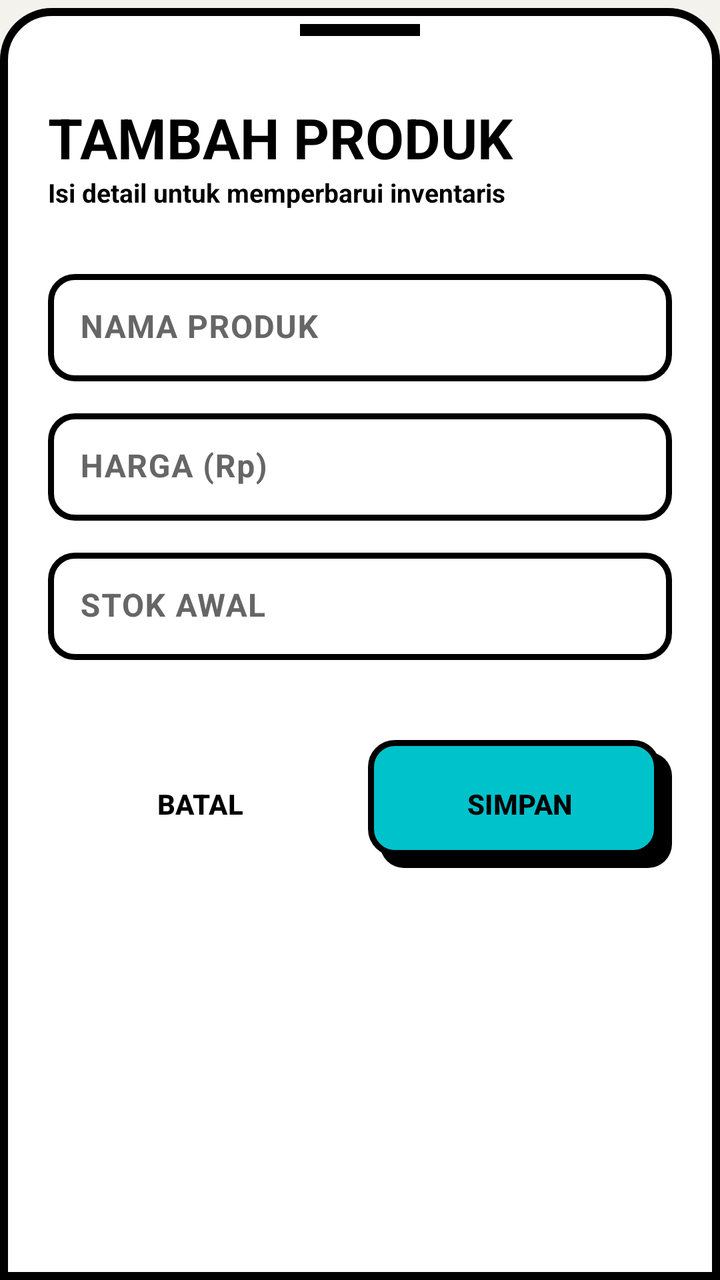
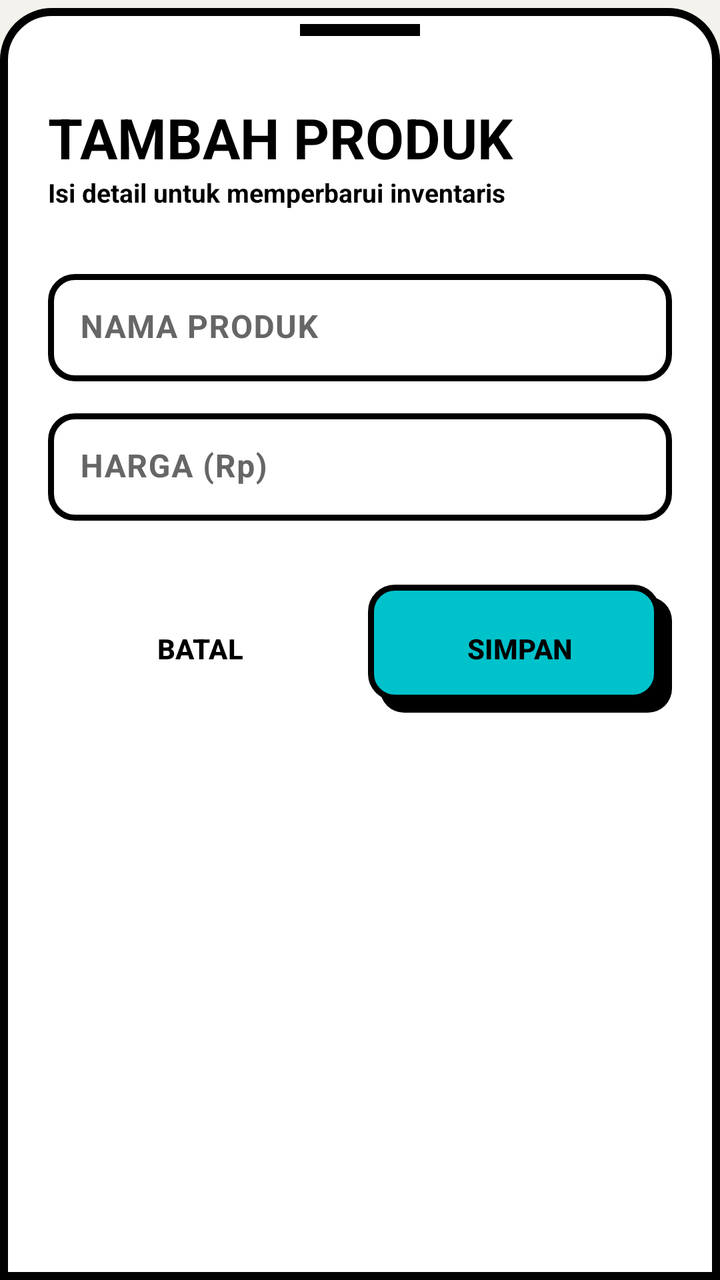

Screens rendered from an Android XML layout before and after an edit, with the pre-edit source and the edit as a unified diff.
<!-- AndroidManifest.xml: application theme Theme.VanishaBakery -->
<!-- res/layout/bottom_sheet_add_produk.xml -->
<?xml version="1.0" encoding="utf-8"?>
<LinearLayout
    xmlns:android="http://schemas.android.com/apk/res/android"
    xmlns:app="http://schemas.android.com/apk/res-auto"
    android:layout_width="match_parent"
    android:layout_height="wrap_content"
    android:orientation="vertical"
    android:paddingTop="12dp"
    android:paddingBottom="40dp"
    android:paddingHorizontal="24dp"
    android:background="@drawable/bg_bottom_sheet_modern">

    <View
        android:layout_width="60dp"
        android:layout_height="6dp"
        android:layout_gravity="center_horizontal"
        android:layout_marginBottom="32dp"
        android:background="@color/black" />

    <TextView
        android:id="@+id/tvTitle"
        android:layout_width="wrap_content"
        android:layout_height="wrap_content"
        android:text="@string/label_tambah_produk"
        android:textColor="@color/black"
        android:textSize="28sp"
        android:textStyle="bold" />

    <TextView
        android:layout_width="wrap_content"
        android:layout_height="wrap_content"
        android:text="Isi detail untuk memperbarui inventaris"
        android:textColor="@color/black"
        android:textSize="13sp"
        android:textStyle="bold"
        android:layout_marginBottom="32dp" />

    <com.google.android.material.textfield.TextInputLayout
        android:id="@+id/tilNamaProduk"
        style="@style/Widget.Vanisha.TextInputLayout.Neo"
        android:layout_width="match_parent"
        android:layout_height="wrap_content"
        android:hint="@string/label_nama_produk"
        android:layout_marginBottom="16dp">

        <com.google.android.material.textfield.TextInputEditText
            android:id="@+id/etNamaProduk"
            android:layout_width="match_parent"
            android:layout_height="wrap_content"
            android:inputType="textCapWords"
            android:textColor="@color/black"
            android:textStyle="bold"
            android:padding="16dp"
            android:background="@drawable/bg_neo_input" />
    </com.google.android.material.textfield.TextInputLayout>

    <com.google.android.material.textfield.TextInputLayout
        android:id="@+id/tilHargaProduk"
        style="@style/Widget.Vanisha.TextInputLayout.Neo"
        android:layout_width="match_parent"
        android:layout_height="wrap_content"
        android:hint="@string/label_harga_produk"
        android:layout_marginBottom="16dp">

        <com.google.android.material.textfield.TextInputEditText
            android:id="@+id/etHargaProduk"
            android:layout_width="match_parent"
            android:layout_height="wrap_content"
            android:inputType="number"
            android:textColor="@color/black"
            android:textStyle="bold"
            android:padding="16dp"
            android:background="@drawable/bg_neo_input" />
    </com.google.android.material.textfield.TextInputLayout>

    <com.google.android.material.textfield.TextInputLayout
        android:id="@+id/tilStokProduk"
        style="@style/Widget.Vanisha.TextInputLayout.Neo"
        android:layout_width="match_parent"
        android:layout_height="wrap_content"
        android:hint="@string/label_stok_awal"
        android:layout_marginBottom="24dp">

        <com.google.android.material.textfield.TextInputEditText
            android:id="@+id/etStokProduk"
            android:layout_width="match_parent"
            android:layout_height="wrap_content"
            android:inputType="number"
            android:textColor="@color/black"
            android:textStyle="bold"
            android:padding="16dp"
            android:background="@drawable/bg_neo_input" />
    </com.google.android.material.textfield.TextInputLayout>

    <LinearLayout
        android:layout_width="match_parent"
        android:layout_height="wrap_content"
        android:orientation="horizontal"
        android:layout_marginTop="16dp">

        <com.google.android.material.button.MaterialButton
            android:id="@+id/btnBatal"
            style="@style/Widget.Vanisha.Button.Text"
            android:layout_width="0dp"
            android:layout_height="64dp"
            android:layout_weight="1"
            android:text="@string/btn_batal"
            android:layout_marginEnd="8dp" />

        <com.google.android.material.button.MaterialButton
            android:id="@+id/btnSimpan"
            style="@style/Widget.Vanisha.Button.Neo"
            android:layout_width="0dp"
            android:layout_height="64dp"
            android:layout_weight="1"
            android:text="@string/simpan"
            android:textColor="@color/black"
            android:background="@drawable/bg_neo_button_teal" />
    </LinearLayout>

</LinearLayout>
<!-- resources referenced by this layout -->
<resources>
  <color name="black">#000000</color>
  <!-- drawable bg_bottom_sheet_modern (drawable) -->
  <?xml version="1.0" encoding="utf-8"?>
  <inset xmlns:android="http://schemas.android.com/apk/res/android"
      android:insetTop="4dp">
      <shape android:shape="rectangle">
          <solid android:color="@color/white" />
          <stroke
              android:width="4dp"
              android:color="@color/black" />
          <corners
              android:topLeftRadius="24dp"
              android:topRightRadius="24dp" />
      </shape>
  </inset>
  <!-- drawable bg_neo_input (drawable) -->
  <?xml version="1.0" encoding="utf-8"?>
  <shape xmlns:android="http://schemas.android.com/apk/res/android"
      android:shape="rectangle">
      <solid android:color="@color/white" />
      <stroke
          android:width="3dp"
          android:color="@color/black" />
      <corners android:radius="12dp" />
  </shape>
  <string name="btn_batal">BATAL</string>
  <string name="label_harga_produk">HARGA (Rp)</string>
  <string name="label_nama_produk">NAMA PRODUK</string>
  <string name="label_stok_awal">STOK AWAL</string>
  <string name="label_tambah_produk">TAMBAH PRODUK</string>
  <string name="simpan">Simpan</string>
  <style name="Widget.Vanisha.Button.Neo" parent="Widget.Material3.Button">
          <item name="android:insetTop">0dp</item>
          <item name="android:insetBottom">0dp</item>
          <item name="android:insetLeft">0dp</item>
          <item name="android:insetRight">0dp</item>
          <item name="android:minHeight">60dp</item>
          <item name="android:background">@drawable/bg_neo_button</item>
          <item name="backgroundTint">@null</item>
          <item name="android:textColor">@color/black</item>
          <item name="android:textAllCaps">true</item>
          <item name="android:textStyle">bold</item>
          <item name="android:stateListAnimator">@null</item>
      </style>
  <style name="Widget.Vanisha.Button.Text" parent="Widget.Material3.Button.TextButton">
          <item name="android:textColor">@color/black</item>
          <item name="android:textStyle">bold</item>
          <item name="android:textAllCaps">true</item>
      </style>
  <style name="Widget.Vanisha.TextInputLayout.Neo" parent="Widget.Material3.TextInputLayout.FilledBox">
          <item name="boxStrokeWidth">0dp</item>
          <item name="boxStrokeWidthFocused">0dp</item>
          <item name="boxBackgroundColor">@color/transparent</item>
          <item name="android:textColorHint">@color/text_hint</item>
          <item name="hintTextColor">@color/black</item>
      </style>
  <style name="Theme.VanishaBakery" parent="Base.Theme.VanishaBakery" />
  <color name="white">#FFFFFF</color>
  <color name="neo_teal">#00C2CB</color>
  <color name="transparent">#00000000</color>
  <color name="text_hint">#666666</color>
  <color name="neo_yellow">#FFF070</color>
  <color name="primary">@color/neo_yellow</color>
  <color name="on_primary">@color/black</color>
  <color name="secondary">@color/neo_teal</color>
  <color name="background">@color/bg_light</color>
  <color name="surface">@color/card_light</color>
  <color name="text_primary">@color/text_primary_light</color>
  <color name="surface_variant">@color/neo_bg</color>
  <color name="outline">@color/black</color>
  <color name="bg_light">@color/neo_bg</color>
  <color name="card_light">@color/white</color>
  <color name="text_primary_light">#000000</color>
  <color name="neo_bg">#F4F2ED</color>
  <!-- unchanged entries left out for length: 3 -->
</resources>

<!-- the commit's change to res/layout/bottom_sheet_add_produk.xml (unified diff, before → after) -->
@@ -79,7 +79,8 @@
         android:layout_width="match_parent"
         android:layout_height="wrap_content"
         android:hint="@string/label_stok_awal"
-        android:layout_marginBottom="24dp">
+        android:layout_marginBottom="24dp"
+        android:visibility="gone">
 
         <com.google.android.material.textfield.TextInputEditText
             android:id="@+id/etStokProduk"
